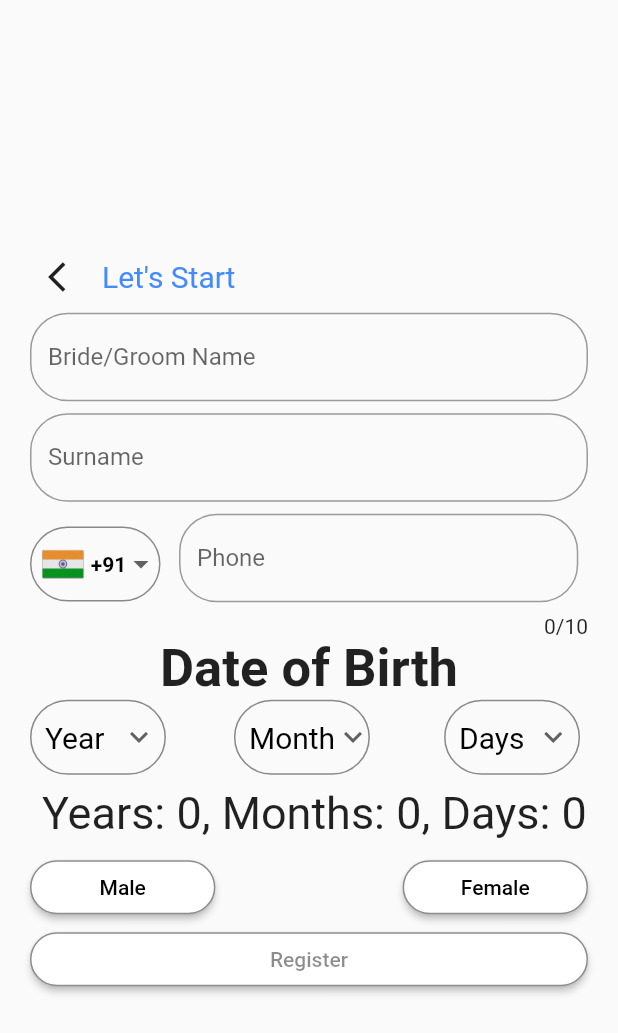
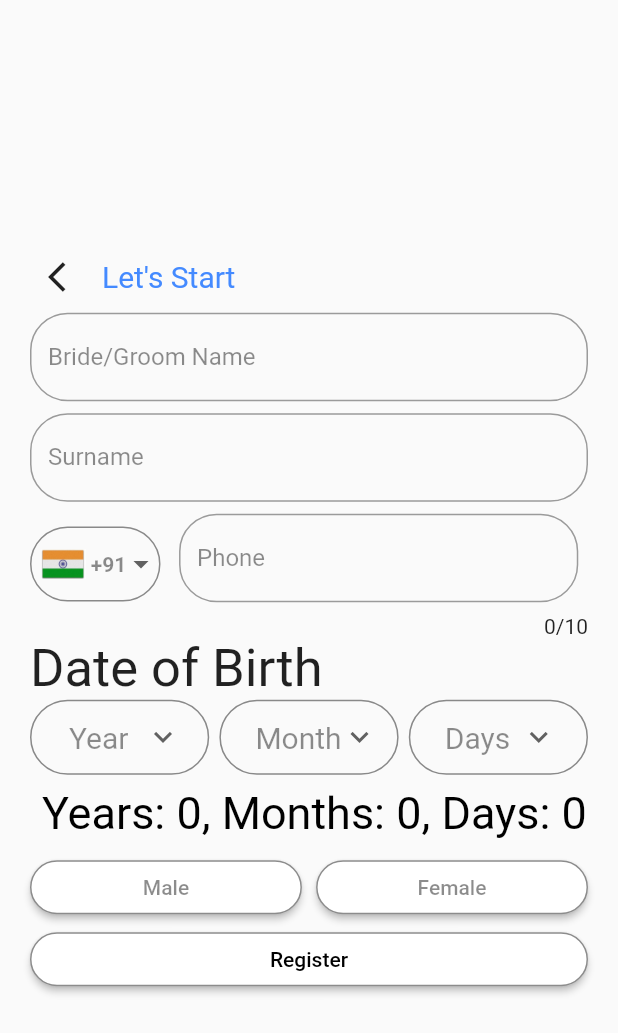
Before and after one commit to maaz335/age_calculator_page, a Flutter app: the screen it shows after launch, on a phone screen of 412 x 824 dp. Shown: the top 1033 px of the screen. Run offline on Flutter 3.47's test engine with Material 2 defaults, Android fonts, the phone set to English and light mode, and no system bars.

Commit message:
Initial commit
Signed-off-by: BCS213001-MAAZAHMAD <mmaazahmad24@gmail.com>

```diff
--- a/lib/main.dart
+++ b/lib/main.dart
@@ -61,7 +61,7 @@ class age_calculator extends StatelessWidget {
                             color: Colors.white,
                           ),
                           icon: const Icon(Icons.arrow_drop_down),
-                          style: const TextStyle(color: Colors.black),
+                          style: const TextStyle(color: Colors.black45),
                           onChanged: (String? value) {
                             // This is called when the user selects an item.
                           },
@@ -85,7 +85,8 @@ class age_calculator extends StatelessWidget {
                                     Text(
                                       ' +91',
                                       style: TextStyle(
-                                          fontWeight: FontWeight.bold),
+                                          fontWeight: FontWeight.bold,
+                                          color: Colors.black45),
                                     ),
                                   ],
                                 ),
@@ -107,22 +108,24 @@ class age_calculator extends StatelessWidget {
                     child: Text("0/10"),
                   ),
                   Align(
-                    alignment: Alignment.center,
+                    alignment: Alignment.topLeft,
                     child: Text(
                       "Date of Birth",
-                      style:
-                          TextStyle(fontSize: 35, fontWeight: FontWeight.bold),
+                      style: TextStyle(
+                        fontSize: 35,
+                      ),
                     ),
                   ),
                   Row(
+                    mainAxisAlignment: MainAxisAlignment.spaceBetween,
                     children: [
                       Container(
-                        padding: EdgeInsets.only(left: 9),
+                        padding: EdgeInsets.only(left: 25),
                         decoration: BoxDecoration(
                             border: Border.all(color: Colors.black45),
                             borderRadius:
                                 BorderRadius.all(Radius.circular(50))),
-                        width: MediaQuery.of(context).size.width * 0.22,
+                        width: MediaQuery.of(context).size.width * 0.29,
                         child: DropdownButton<String>(
                           value: dropdownValue2,
                           underline: Container(
@@ -130,7 +133,7 @@ class age_calculator extends StatelessWidget {
                           ),
                           icon: const Icon(Icons.keyboard_arrow_down),
                           elevation: 16,
-                          style: const TextStyle(color: Colors.black),
+                          style: const TextStyle(color: Colors.black45),
                           onChanged: (String? value) {
                             // This is called when the user selects an item.
                           },
@@ -146,16 +149,13 @@ class age_calculator extends StatelessWidget {
                           }).toList(),
                         ),
                       ),
-                      SizedBox(
-                        width: MediaQuery.of(context).size.width * 0.11,
-                      ),
                       Container(
-                        padding: EdgeInsets.only(left: 9),
+                        padding: EdgeInsets.only(left: 23),
                         decoration: BoxDecoration(
                             border: Border.all(color: Colors.black45),
                             borderRadius:
                                 BorderRadius.all(Radius.circular(50))),
-                        width: MediaQuery.of(context).size.width * 0.22,
+                        width: MediaQuery.of(context).size.width * 0.29,
                         child: DropdownButton<String>(
                           value: dropdownValue3,
                           underline: Container(
@@ -163,7 +163,7 @@ class age_calculator extends StatelessWidget {
                           ),
                           icon: const Icon(Icons.keyboard_arrow_down),
                           elevation: 16,
-                          style: const TextStyle(color: Colors.black),
+                          style: const TextStyle(color: Colors.black45),
                           onChanged: (String? value) {
                             // This is called when the user selects an item.
                           },
@@ -179,16 +179,13 @@ class age_calculator extends StatelessWidget {
                           }).toList(),
                         ),
                       ),
-                      SizedBox(
-                        width: MediaQuery.of(context).size.width * 0.12,
-                      ),
                       Container(
-                        padding: EdgeInsets.only(left: 9),
+                        padding: EdgeInsets.only(left: 23),
                         decoration: BoxDecoration(
                             border: Border.all(color: Colors.black45),
                             borderRadius:
                                 BorderRadius.all(Radius.circular(50))),
-                        width: MediaQuery.of(context).size.width * 0.22,
+                        width: MediaQuery.of(context).size.width * 0.29,
                         child: DropdownButton<String>(
                           value: dropdownValue4,
                           underline: Container(
@@ -196,7 +193,7 @@ class age_calculator extends StatelessWidget {
                           ),
                           icon: const Icon(Icons.keyboard_arrow_down),
                           elevation: 16,
-                          style: const TextStyle(color: Colors.black),
+                          style: const TextStyle(color: Colors.black45),
                           onChanged: (String? value) {
                             // This is called when the user selects an item.
                           },
@@ -221,15 +218,15 @@ class age_calculator extends StatelessWidget {
                       children: [
                         Text(
                           "Years: 0, ",
-                          style: TextStyle(fontSize: 30),
+                          style: TextStyle(fontSize: 30, color: Colors.black),
                         ),
                         Text(
                           "Months: 0, ",
-                          style: TextStyle(fontSize: 30),
+                          style: TextStyle(fontSize: 30, color: Colors.black),
                         ),
                         Text(
                           "Days: 0",
-                          style: TextStyle(fontSize: 30),
+                          style: TextStyle(fontSize: 30, color: Colors.black),
                         ),
                       ],
                     ),
@@ -238,13 +235,13 @@ class age_calculator extends StatelessWidget {
                     mainAxisAlignment: MainAxisAlignment.spaceBetween,
                     children: [
                       Container(
-                        width: MediaQuery.of(context).size.width * .3,
+                        width: MediaQuery.of(context).size.width * .44,
                         child: ElevatedButton(
                           style: ButtonStyle(
                             backgroundColor:
                                 MaterialStatePropertyAll(Colors.white),
                             foregroundColor:
-                                MaterialStatePropertyAll(Colors.black),
+                                MaterialStatePropertyAll(Colors.black45),
                             shape: MaterialStateProperty.all<
                                 RoundedRectangleBorder>(
                               RoundedRectangleBorder(
@@ -257,13 +254,13 @@ class age_calculator extends StatelessWidget {
                         ),
                       ),
                       Container(
-                        width: MediaQuery.of(context).size.width * .3,
+                        width: MediaQuery.of(context).size.width * .44,
                         child: ElevatedButton(
                           style: ButtonStyle(
                             backgroundColor:
                                 MaterialStatePropertyAll(Colors.white),
                             foregroundColor:
-                                MaterialStatePropertyAll(Colors.black),
+                                MaterialStatePropertyAll(Colors.black45),
                             shape: MaterialStateProperty.all<
                                 RoundedRectangleBorder>(
                               RoundedRectangleBorder(
@@ -281,8 +278,7 @@ class age_calculator extends StatelessWidget {
                     width: MediaQuery.of(context).size.width * 1.0,
                     child: ElevatedButton(
                       style: ButtonStyle(
-                        foregroundColor:
-                            MaterialStatePropertyAll(Colors.black45),
+                        foregroundColor: MaterialStatePropertyAll(Colors.black),
                         backgroundColor: MaterialStatePropertyAll(Colors.white),
                         shape:
                             MaterialStateProperty.all<RoundedRectangleBorder>(
@@ -323,7 +319,8 @@ class Inputfield extends StatelessWidget {
               ),
               borderRadius: BorderRadius.circular(25.0),
             ),
-            labelText: Title),
+            labelText: Title,
+            labelStyle: TextStyle(color: Colors.black45)),
       ),
     );
   }
```
